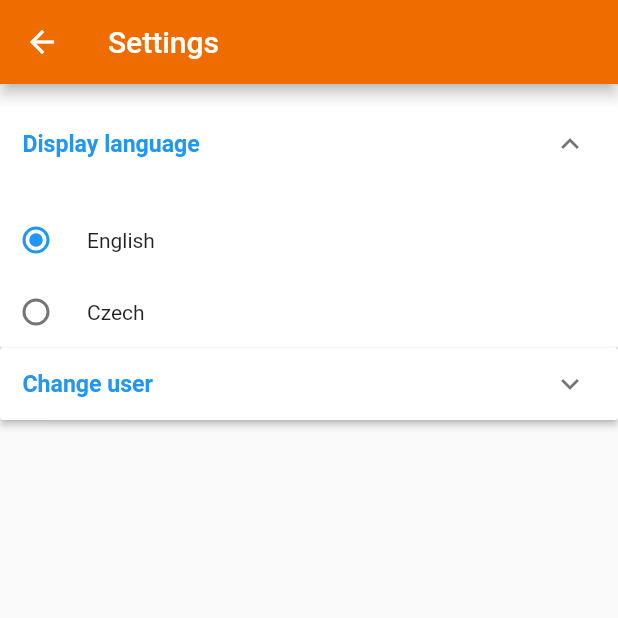
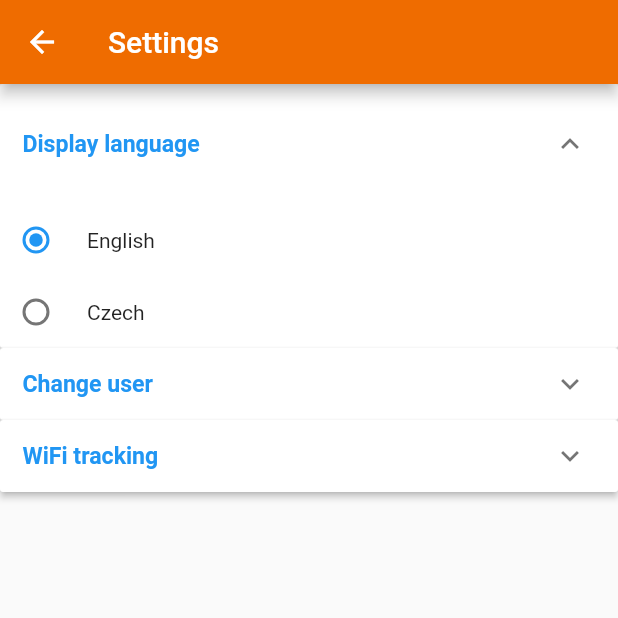
Before and after one commit to GGJirka/TimeMissionApp, a Flutter app: the SettingsHome screen opened directly with empty values, on a phone screen of 412 x 824 dp, the top half of it. Run offline on Flutter 3.47's test engine with Material 2 defaults, Android fonts, the phone set to English and light mode, and no system bars; our stand-ins replace connectivity, shared_preferences; accounts and stored records are empty; network calls fail.

Commit message:
Updated app, some bugfixes

```diff
--- a/lib/Settings.dart
+++ b/lib/Settings.dart
@@ -30,6 +30,8 @@ class SettingsHomeState extends State<SettingsHome> {
 
   bool _state = true;
 
+  bool wifiTracking;
+
   LanguageManager manager;
 
   Controllers controllers = new Controllers();
@@ -38,6 +40,8 @@ class SettingsHomeState extends State<SettingsHome> {
 
   List<ExpansionItem> listItems;
   List<ExpansionItem> listItems2;
+  List<ExpansionItem> listItems3;
+
 
   @override
   void initState() {
@@ -52,14 +56,26 @@ class SettingsHomeState extends State<SettingsHome> {
           isExpanded: false,
           names: <String>[manager.getWords(10), manager.getWords(11)]),
     ];
+    listItems3 = <ExpansionItem>[
+      new ExpansionItem(
+          isExpanded: false,
+          names: <String>[manager.getWords(10), manager.getWords(11)]),
+    ];
     loadValue();
   }
 
   loadValue() async {
     SharedPreferences sharedPreferences = await SharedPreferences.getInstance();
+
     sharedPreferences.get("language") == "czech"
         ? changeValue(1, true)
         : changeValue(0, true);
+
+    if(sharedPreferences.getBool("Tracking") != null) {
+      wifiTracking = sharedPreferences.getBool("Tracking");
+    }else{
+      wifiTracking = true;
+    }
   }
 
   void changeValue(int value, bool isFromInit) {
@@ -69,6 +85,17 @@ class SettingsHomeState extends State<SettingsHome> {
         saveValue(value);
       }
     });
+  }
+
+   onChange(bool value) async{
+    SharedPreferences sharedPreferences = await SharedPreferences.getInstance();
+
+    setState(() {
+      wifiTracking = value;
+    });
+
+    sharedPreferences.setBool("Tracking", wifiTracking);
+    print(sharedPreferences.getBool("Tracking"));
   }
 
   void changeState() {
@@ -109,6 +136,7 @@ class SettingsHomeState extends State<SettingsHome> {
               setState(() {
                 listItems[index].isExpanded = !listItems[index].isExpanded;
                 listItems2[index].isExpanded = false;
+                listItems3[index].isExpanded = false;
               });
             },
             children: listItems.map((ExpansionItem item) {
@@ -165,6 +193,7 @@ class SettingsHomeState extends State<SettingsHome> {
               setState(() {
                 listItems2[index].isExpanded = !listItems2[index].isExpanded;
                 listItems[index].isExpanded = false;
+                listItems3[index].isExpanded = false;
               });
             },
             children: listItems2.map((ExpansionItem item) {
@@ -252,27 +281,46 @@ class SettingsHomeState extends State<SettingsHome> {
             }).toList(),
           ),
 
-          /*new GestureDetector(
-            child: new Card(
-              child: new Padding(
-                padding: EdgeInsets.all(10.0),
-                child: new Row(
+          new ExpansionPanelList(
+            expansionCallback: (int index, bool isExpanded) {
+              setState(() {
+                listItems3[index].isExpanded = !listItems3[index].isExpanded;
+                listItems2[index].isExpanded = false;
+                listItems[index].isExpanded = false;
+              });
+            },
+            children: listItems3.map((ExpansionItem item) {
+              return new ExpansionPanel(
+                headerBuilder: (BuildContext context, bool isExpanded) {
+                  return new Padding(
+                    padding: EdgeInsets.fromLTRB(15.0, 15.0, 15.0, 15.0),
+                    child: new Text(
+                      "WiFi tracking",
+                      textScaleFactor: 1.1,
+                      style: new TextStyle(
+                        fontWeight: FontWeight.bold,
+                        color: Colors.blue,
+                      ),
+                    ),
+                  );
+                },
+                isExpanded: item.isExpanded,
+                body: new Column(
                   children: <Widget>[
-                    new Checkbox(
-                        value: _state,
-                        onChanged: (bool value){
-                          changeWifiState(value);
-                        },
-                    ),
-                    new Text(
-                      "Enable auto change state base on WiFI"
+                    new Row(
+                      children: <Widget>[
+                        new Checkbox(value: wifiTracking, onChanged: (bool value){onChange(value);}),
+                        new Padding(
+                          padding: EdgeInsets.fromLTRB(10.0, 10.0, 10.0, 10.0),
+                          child: new Text("WiFi tracking"),
+                        ),
+                      ],
                     ),
                   ],
                 ),
-              ),
-            ),
-            onTap: changeState,
-          )*/
+              );
+            }).toList(),
+          ),
         ],
       ),
     );
```
Also changed, not shown: lib/WorkRecords.dart (+6 -4 lines), lib/WorkState.dart (+35 -18 lines).
